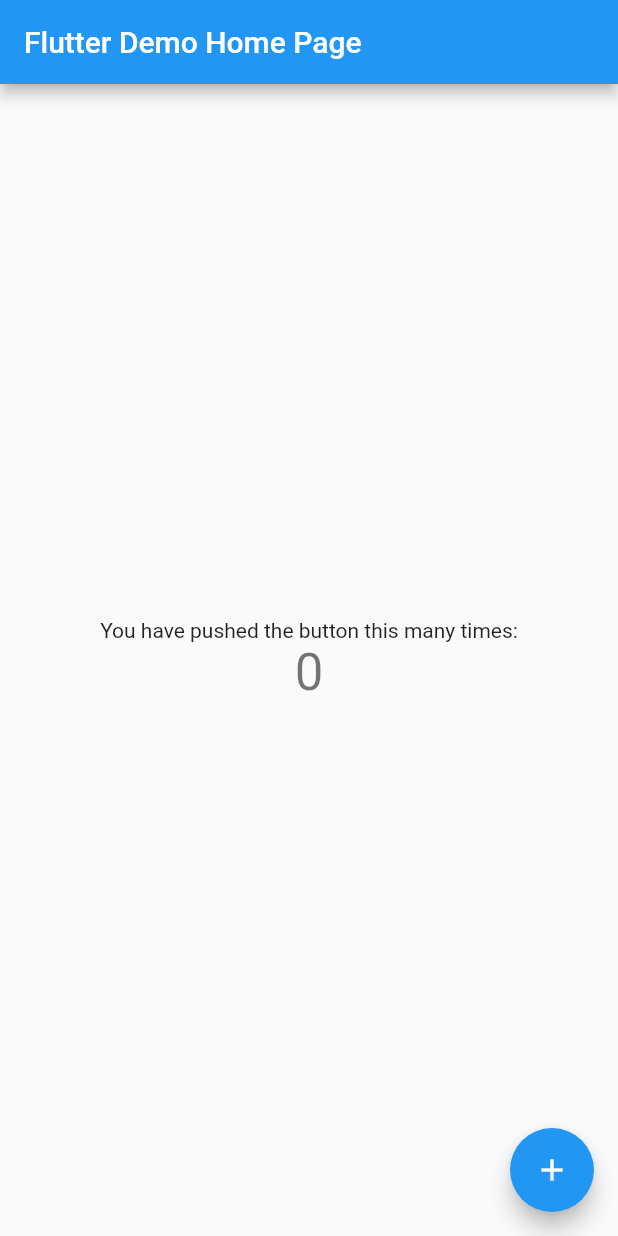
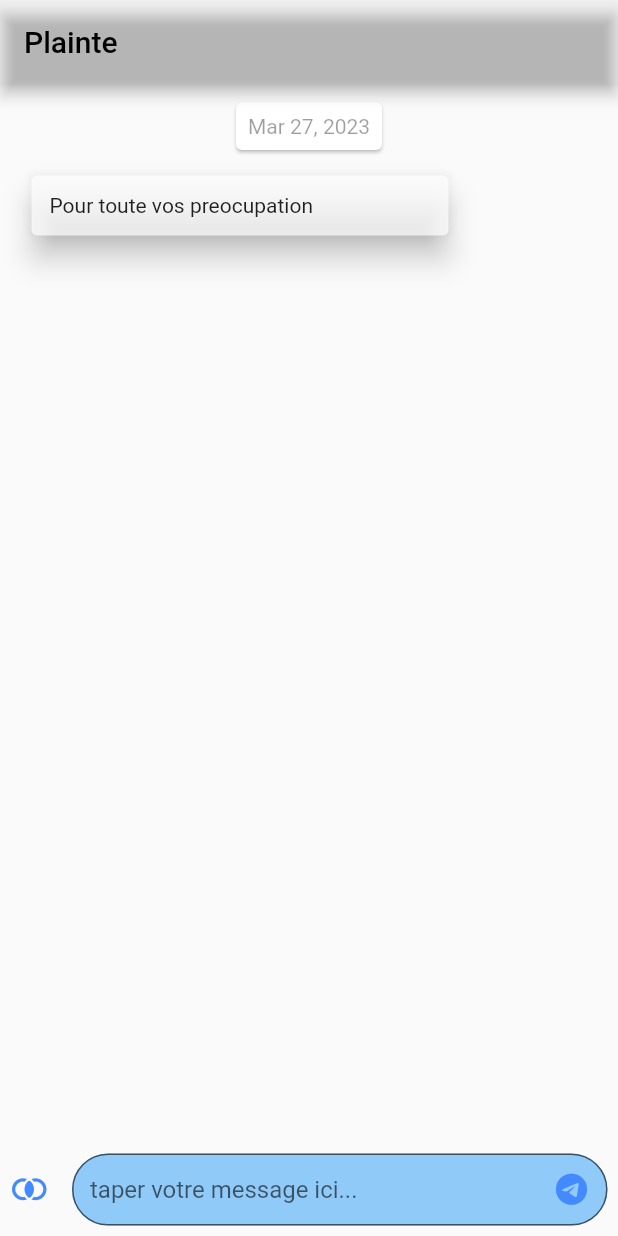
Before and after one commit to ChristPila/mobile_snel_app, a Flutter app: the screen it shows after launch, on a phone screen of 412 x 824 dp. Run offline on Flutter 3.47's test engine with Material 2 defaults, Android fonts, the phone set to English and light mode, and no system bars; drawn by our look-alikes of grouped_list.

Commit message:
design plainte

```diff
--- a/lib/main.dart
+++ b/lib/main.dart
@@ -1,4 +1,5 @@
 import 'package:flutter/material.dart';
+import 'package:snel_app/pages/PlaintePage.dart';
 
 void main() {
   runApp(const MyApp());
@@ -10,106 +11,10 @@ class MyApp extends StatelessWidget {
   // This widget is the root of your application.
   @override
   Widget build(BuildContext context) {
-    return MaterialApp(
-      title: 'Flutter Demo',
-      theme: ThemeData(
-        // This is the theme of your application.
-        //
-        // Try running your application with "flutter run". You'll see the
-        // application has a blue toolbar. Then, without quitting the app, try
-        // changing the primarySwatch below to Colors.green and then invoke
-        // "hot reload" (press "r" in the console where you ran "flutter run",
-        // or simply save your changes to "hot reload" in a Flutter IDE).
-        // Notice that the counter didn't reset back to zero; the application
-        // is not restarted.
-        primarySwatch: Colors.blue,
-      ),
-      home: const MyHomePage(title: 'Flutter Demo Home Page'),
+    return  MaterialApp(
+      debugShowCheckedModeBanner: false,
+
+      home: PlaintePage(),
     );
   }
 }
-
-class MyHomePage extends StatefulWidget {
-  const MyHomePage({super.key, required this.title});
-
-  // This widget is the home page of your application. It is stateful, meaning
-  // that it has a State object (defined below) that contains fields that affect
-  // how it looks.
-
-  // This class is the configuration for the state. It holds the values (in this
-  // case the title) provided by the parent (in this case the App widget) and
-  // used by the build method of the State. Fields in a Widget subclass are
-  // always marked "final".
-
-  final String title;
-
-  @override
-  State<MyHomePage> createState() => _MyHomePageState();
-}
-
-class _MyHomePageState extends State<MyHomePage> {
-  int _counter = 0;
-
-  void _incrementCounter() {
-    setState(() {
-      // This call to setState tells the Flutter framework that something has
-      // changed in this State, which causes it to rerun the build method below
-      // so that the display can reflect the updated values. If we changed
-      // _counter without calling setState(), then the build method would not be
-      // called again, and so nothing would appear to happen.
-      _counter++;
-    });
-  }
-
-  @override
-  Widget build(BuildContext context) {
-    // This method is rerun every time setState is called, for instance as done
-    // by the _incrementCounter method above.
-    //
-    // The Flutter framework has been optimized to make rerunning build methods
-    // fast, so that you can just rebuild anything that needs updating rather
-    // than having to individually change instances of widgets.
-    return Scaffold(
-      appBar: AppBar(
-        // Here we take the value from the MyHomePage object that was created by
-        // the App.build method, and use it to set our appbar title.
-        title: Text(widget.title),
-      ),
-      body: Center(
-        // Center is a layout widget. It takes a single child and positions it
-        // in the middle of the parent.
-        child: Column(
-          // Column is also a layout widget. It takes a list of children and
-          // arranges them vertically. By default, it sizes itself to fit its
-          // children horizontally, and tries to be as tall as its parent.
-          //
-          // Invoke "debug painting" (press "p" in the console, choose the
-          // "Toggle Debug Paint" action from the Flutter Inspector in Android
-          // Studio, or the "Toggle Debug Paint" command in Visual Studio Code)
-          // to see the wireframe for each widget.
-          //
-          // Column has various properties to control how it sizes itself and
-          // how it positions its children. Here we use mainAxisAlignment to
-          // center the children vertically; the main axis here is the vertical
-          // axis because Columns are vertical (the cross axis would be
-          // horizontal).
-          mainAxisAlignment: MainAxisAlignment.center,
-          children: <Widget>[
-            const Text(
-              'You have pushed the button this many times:',
-            ),
-            Text(
-              '$_counter',
-              style: Theme.of(context).textTheme.headline4,
-            ),
-          ],
-        ),
-      ),
-      floatingActionButton: FloatingActionButton(
-        onPressed: _incrementCounter,
-        tooltip: 'Increment',
-        child: const Icon(Icons.add),
-      ), // This trailing comma makes auto-formatting nicer for build methods.
-    );
-  }
-}
--- a/lib/models/MessageModel.dart
+++ b/lib/models/MessageModel.dart
@@ -0,0 +1,14 @@
+
+
+class MessageModel {
+  final String text;
+  final DateTime date;
+  final bool isSentByMe;
+
+  const MessageModel({
+    required this.text,
+    required this.date,
+    required this.isSentByMe,
+});
+
+}
--- a/lib/pages/PlaintePage.dart
+++ b/lib/pages/PlaintePage.dart
@@ -0,0 +1,111 @@
+
+
+import 'package:flutter/material.dart';
+import 'package:grouped_list/grouped_list.dart';
+import 'package:intl/intl.dart';
+import 'package:snel_app/models/MessageModel.dart';
+
+class PlaintePage extends StatefulWidget {
+  @override
+  State<PlaintePage> createState() => _PlaintePageState();
+}
+
+class _PlaintePageState extends State<PlaintePage> {
+  List<MessageModel> messages=[
+    MessageModel(
+        text: 'Pour toute vos preocupation ',
+        date:  DateTime.now().subtract(Duration(minutes:1)),
+        isSentByMe: false),
+  ];
+
+  @override
+  Widget build(BuildContext context) => Scaffold(
+      appBar:AppBar(
+        title: const Text ('Plainte', style: TextStyle(color: Colors.black),),
+        backgroundColor: Colors.transparent,
+      ),
+    body: Column(
+      children: [
+        Expanded(
+            child: GroupedListView<MessageModel,DateTime>(
+              padding: const EdgeInsets.all(8),
+              elements:messages,
+              groupBy:(message)=>DateTime(
+                message.date.day,
+                message.date.month,
+                message.date.year,
+              ),
+              groupHeaderBuilder:(MessageModel message)=>SizedBox(
+                height: 40,
+                child: Center(
+                  child: Card(
+                    child: Padding(
+                      padding: const EdgeInsets.all(8),
+                      child: Text(
+                        DateFormat.yMMMd().format(message.date),
+                      style: const TextStyle(color:Colors.black38),),
+                    ),
+                  ),
+                ),
+              ),
+              itemBuilder:(context,MessageModel message)=>Align(
+                alignment: message.isSentByMe?Alignment.centerRight:Alignment.centerLeft,
+                child: Container(
+                  //height:20,
+                  width: 300,
+                  margin: const EdgeInsets.all(2.0),
+                  padding: const EdgeInsets.all(7.0),
+                  decoration: BoxDecoration(
+
+
+                  ),
+                  child: Card(
+                    color: message.isSentByMe?Colors.blueAccent: Colors.white70,
+                    elevation: 8,
+                    child: Padding(
+                      padding: const EdgeInsets.all(12),
+                      child: Text(message.text),
+                    ),
+                  ),
+                ),
+              ),
+            )
+        ),
+        Container(
+          padding: const EdgeInsets.all(7.0),
+          color: Colors.transparent,
+          child:
+              TextField(
+              decoration: InputDecoration(
+                filled: true,
+                fillColor: Colors.blue.shade200,
+                contentPadding: EdgeInsets.all(12),
+                hintText: 'taper votre message ici...',
+                suffixIcon: Icon(Icons.telegram_rounded, color: Colors.blueAccent,size: 25,),
+                icon: Icon(Icons.join_inner_rounded, color: Colors.blueAccent,size: 25,),
+                  border: OutlineInputBorder(
+                    borderRadius: BorderRadius.circular(40),
+                    borderSide: BorderSide(
+                      color: Colors.blueAccent,
+                      width: 5.0,
+                    ),
+
+
+                ),
+
+
+              ),
+
+
+              onSubmitted: (text){
+                final message=MessageModel(text: text, date: DateTime.now(), isSentByMe: true);
+                setState(() => messages.add(message));
+              },
+            ),
+
+          ),
+
+      ],
+    ),
+  );
+}
--- a/pubspec.yaml
+++ b/pubspec.yaml
@@ -36,6 +36,9 @@ dependencies:
   # The following adds the Cupertino Icons font to your application.
   # Use with the CupertinoIcons class for iOS style icons.
   cupertino_icons: ^1.0.2
+  grouped_list: ^5.1.2
+  intl: ^0.18.0
+  chat_bubbles: ^1.4.1
 
 dev_dependencies:
   flutter_test:
```
Also changed, not shown: pubspec.lock.
